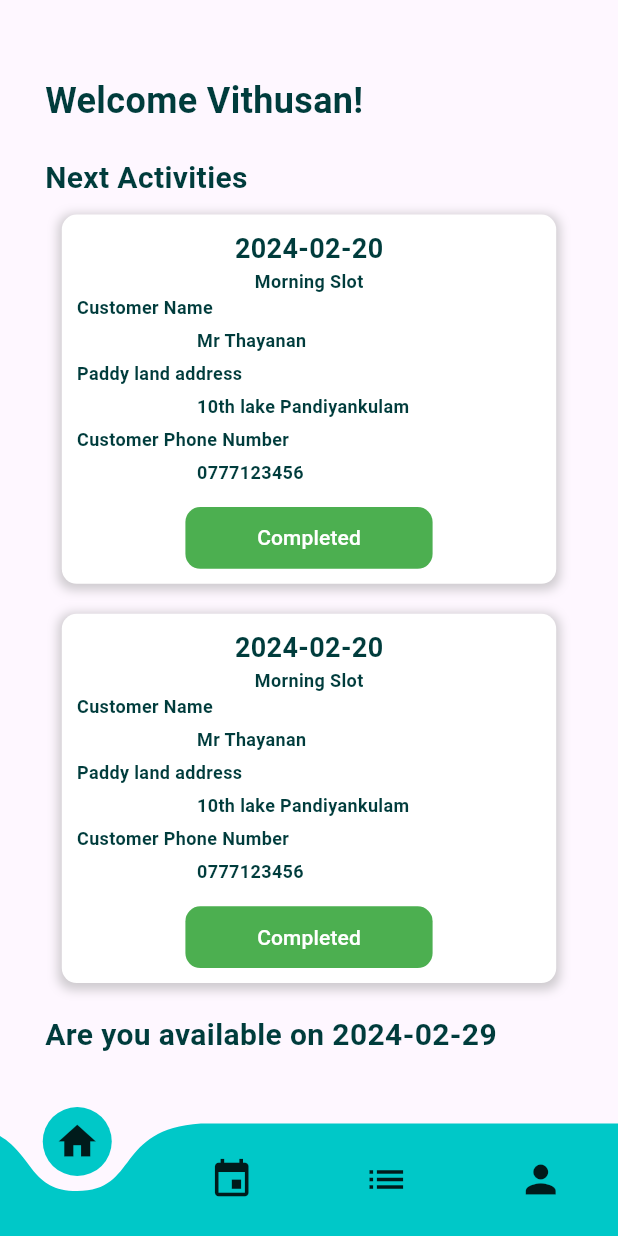
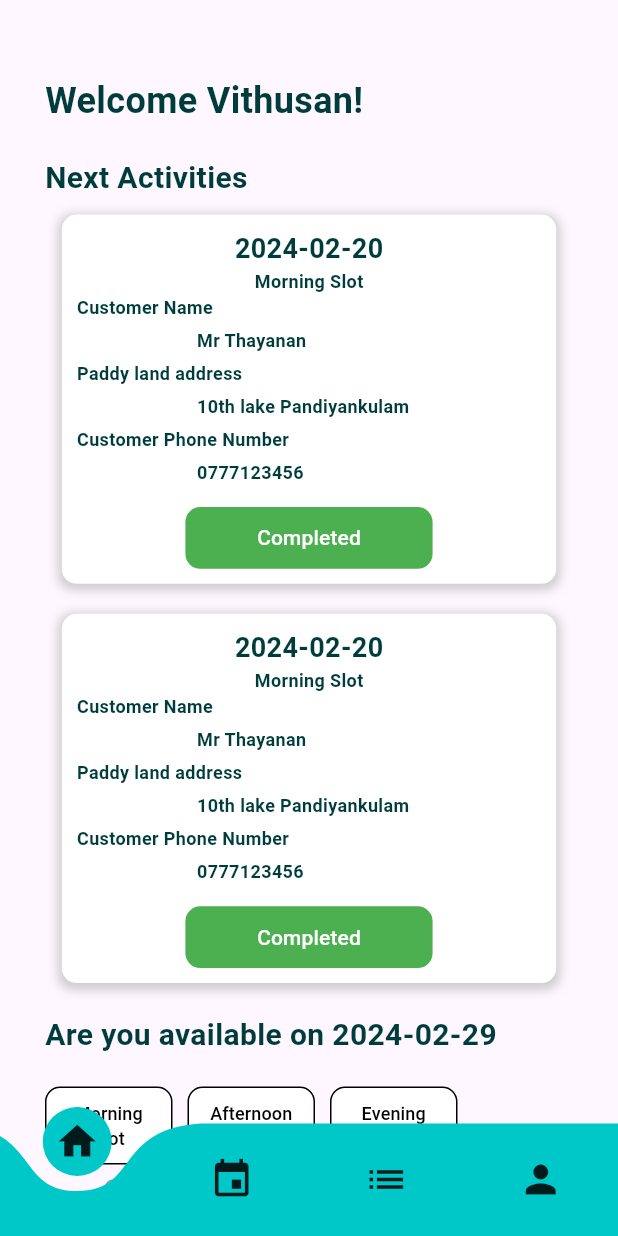
Before and after one commit to thaya2000/harvest_buddy, a Flutter app: the screen it shows after launch, on a phone screen of 412 x 824 dp. Run offline on Flutter 3.47's test engine with Material 3 defaults, Android fonts, the phone set to English and light mode, and no system bars; drawn by our look-alikes of curved_navigation_bar; our stand-ins replace cloud_firestore, firebase_auth, firebase_core; accounts and stored records are empty.

Commit message:
fronend-service-provider-0003

```diff
--- a/lib/home_service_provider.dart
+++ b/lib/home_service_provider.dart
@@ -2,11 +2,13 @@ import 'package:curved_navigation_bar/curved_navigation_bar.dart';
 import 'package:flutter/material.dart';
 import 'package:harvest_buddy/account_page.dart';
 import 'package:harvest_buddy/activity_page.dart';
+import 'package:harvest_buddy/harvester_availability.dart';
 import 'package:harvest_buddy/login_page.dart';
 import 'package:harvest_buddy/schedule_page.dart';
 import 'package:harvest_buddy/search_harvester_page.dart';
 import 'package:harvest_buddy/widgets/activity_card_service_provider.dart';
 import 'package:harvest_buddy/widgets/high_rated_card.dart';
+import 'package:harvest_buddy/widgets/time_slot.dart';
 import 'constant.dart';
 import 'signup_page.dart';
 
@@ -22,9 +24,9 @@ class _HomePageState extends State<HomeServiceProvider> {
 
   final List<Widget> _pages = [
     HomeContentServiceProvider(),
-    // SchedulePage(),
-    // ActivityScreen(),
-    // AccountPage(),
+    HarvesterAvailability(),
+    ActivityScreen(),
+    AccountPage(),
   ];
 
   @override
@@ -85,6 +87,8 @@ class HomeContentServiceProvider extends StatelessWidget {
     );
 
     return SingleChildScrollView(
+      child: Padding(
+        padding: const EdgeInsets.only(bottom: 100),
         child: Column(
           crossAxisAlignment: CrossAxisAlignment.start,
           mainAxisAlignment: MainAxisAlignment.start,
@@ -110,7 +114,6 @@ class HomeContentServiceProvider extends StatelessWidget {
                   ),
                 ),
                 Center(
-                // padding: const EdgeInsets.all(10),
                   child: SingleChildScrollView(
                     scrollDirection: Axis.horizontal,
                     child: Column(
@@ -129,12 +132,10 @@ class HomeContentServiceProvider extends StatelessWidget {
                           paddyLandAddress: "10th lake Pandiyankulam",
                           customerPhoneNumber: "0777123456",
                         ),
-
-                      // Add more NewWidget widgets as needed
                       ],
                     ),
                   ),
-              )
+                ),
               ],
             ),
             Column(
@@ -148,10 +149,82 @@ class HomeContentServiceProvider extends StatelessWidget {
                     style: h1style,
                   ),
                 ),
+                Container(
+                  padding: EdgeInsets.only(left: 20, top: 10),
+                  child: Row(
+                    children: [
+                      TimeSlot(
+                        timeSlot: "Morning Slot",
+                      ),
+                      TimeSlot(
+                        timeSlot: "Afternoon Slot",
+                      ),
+                      TimeSlot(
+                        timeSlot: "Evening Slot",
+                      ),
+                    ],
+                  ),
+                ),
+                Container(
+                  padding: EdgeInsets.only(left: 70, top: 10),
+                  child: Row(
+                    children: [
+                      Container(
+                        width: 20,
+                        height: 20,
+                        decoration: BoxDecoration(
+                          color: Colors.white,
+                          border: Border.all(
+                              color: Colors.grey), // Add border color
+                          borderRadius:
+                              BorderRadius.circular(5), // Add border radius
+                        ),
+                        margin: EdgeInsets.only(right: 8),
+                      ),
+                      Text("Not Selected"),
+                      SizedBox(width: 16),
+                      Container(
+                        width: 20,
+                        height: 20,
+                        decoration: BoxDecoration(
+                          color: Colors.green,
+                          border: Border.all(
+                              color: Colors.grey), // Add border color
+                          borderRadius:
+                              BorderRadius.circular(5), // Add border radius
+                        ),
+                        margin: EdgeInsets.only(right: 8),
+                      ),
+                      Text("Selected"),
+                    ],
+                  ),
+                ),
+                Padding(
+                  padding: const EdgeInsets.only(top: 10.0),
+                  child: Center(
+                    child: Container(
+                      decoration: BoxDecoration(
+                          color: Colors.red,
+                          borderRadius: BorderRadius.circular(10)),
+                      width: width * 0.4,
+                      height: width * 0.1,
+                      child: TextButton(
+                        onPressed: () {},
+                        child: Text(
+                          "Confirm",
+                          style: TextStyle(
+                            color: Colors.white, // Set the text color to white
+                          ),
+                        ),
+                      ),
+                    ),
+                  ),
+                ),
               ],
             ),
           ],
         ),
+      ),
     );
   }
 }
--- /dev/null
+++ b/lib/widgets/time_slot.dart
@@ -0,0 +1,47 @@
+import 'package:flutter/material.dart';
+
+class TimeSlot extends StatefulWidget {
+  final String timeSlot;
+
+  const TimeSlot({
+    Key? key,
+    required this.timeSlot,
+  }) : super(key: key);
+
+  @override
+  _TimeSlotState createState() => _TimeSlotState();
+}
+
+class _TimeSlotState extends State<TimeSlot> {
+  bool isSelected = false;
+
+  @override
+  Widget build(BuildContext context) {
+    return Padding(
+      padding: const EdgeInsets.only(top: 10.0, left: 10),
+      child: Container(
+        width: 85,
+        decoration: BoxDecoration(
+          border: Border.all(color: Colors.black),
+          color: isSelected ? Colors.green : Colors.white,
+          borderRadius: BorderRadius.circular(10),
+        ),
+        child: TextButton(
+          onPressed: () {
+            setState(() {
+              isSelected = !isSelected;
+            });
+          },
+          child: Text(
+            widget.timeSlot,
+            textAlign: TextAlign.center,
+            style: TextStyle(
+              fontSize: 12,
+              color: Colors.black,
+            ),
+          ),
+        ),
+      ),
+    );
+  }
+}
```
Also changed, not shown: lib/confirm_booking_page.dart (+8 -78 lines), lib/harvester_availability.dart (added, +213 -0 lines). Lines whose indentation alone changed are shown as unchanged.
